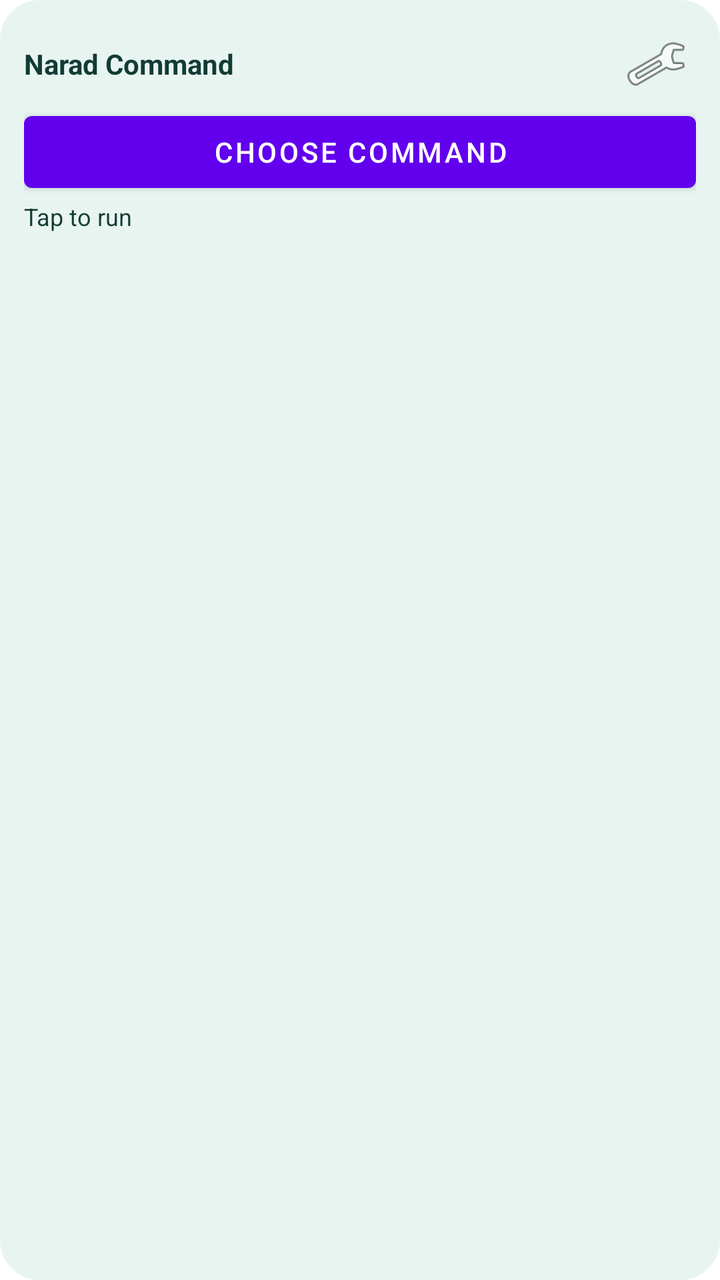
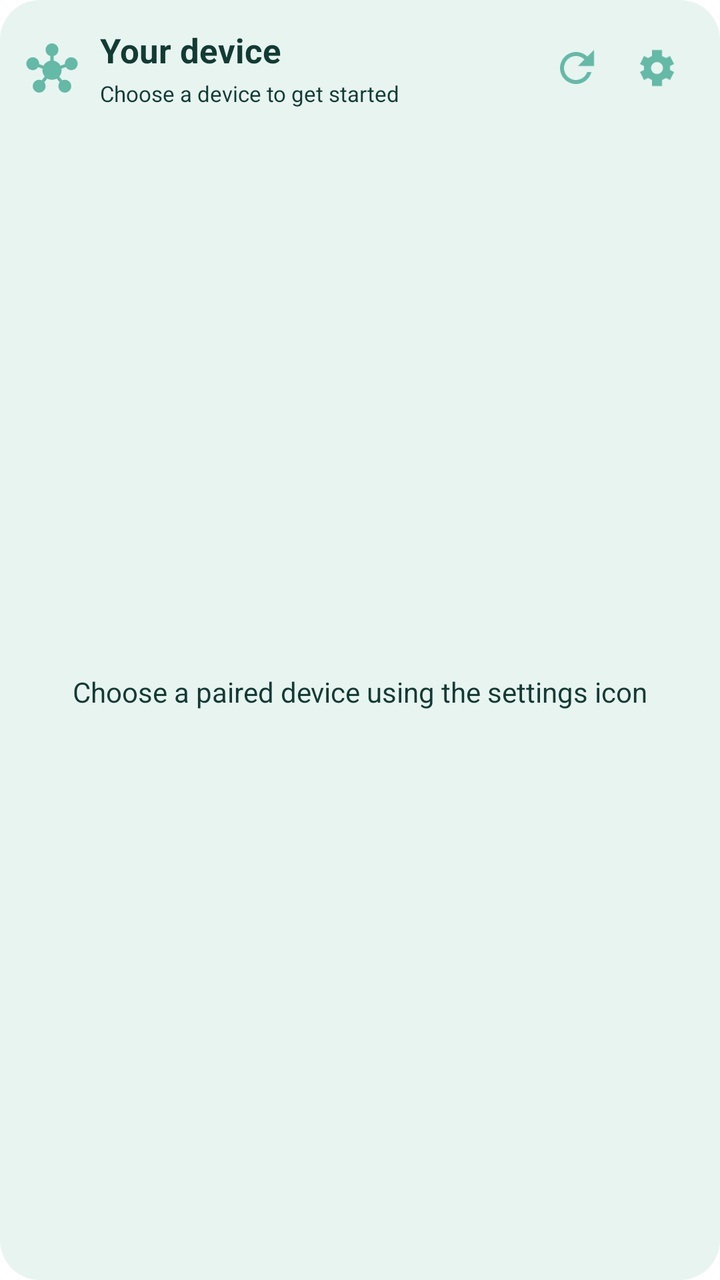

Screens rendered from an Android XML layout before and after an edit, with the pre-edit source and the edit as a unified diff.
<!-- AndroidManifest.xml: fallback theme Theme.MaterialComponents.DayNight.NoActionBar -->
<!-- res/layout/command_widget.xml -->
<LinearLayout xmlns:android="http://schemas.android.com/apk/res/android"
    android:id="@+id/widget_root" android:layout_width="match_parent" android:layout_height="match_parent"
    android:orientation="vertical" android:padding="12dp" android:background="@drawable/widget_background">
    <LinearLayout android:layout_width="match_parent" android:layout_height="wrap_content" android:gravity="center_vertical">
        <TextView android:id="@+id/widget_device" android:layout_width="0dp" android:layout_weight="1" android:layout_height="wrap_content"
            android:text="Narad Command" android:textColor="@color/widget_text" android:maxLines="1" android:ellipsize="end" android:textStyle="bold" />
        <ImageButton android:id="@+id/widget_configure" android:layout_width="40dp" android:layout_height="40dp"
            android:src="@android:drawable/ic_menu_preferences" android:contentDescription="Configure command" android:background="@android:color/transparent" />
    </LinearLayout>
    <Button android:id="@+id/widget_run" android:layout_width="match_parent" android:layout_height="wrap_content"
        android:text="Choose command" android:maxLines="1" android:ellipsize="end" />
    <TextView android:id="@+id/widget_status" android:layout_width="match_parent" android:layout_height="wrap_content"
        android:text="Tap to run" android:textColor="@color/widget_text" android:textSize="12sp" android:maxLines="2" android:ellipsize="end" />
</LinearLayout>
<!-- resources referenced by this layout -->
<resources>
  <color name="widget_text">#123B34</color>
  <!-- drawable widget_background (drawable) -->
  <shape xmlns:android="http://schemas.android.com/apk/res/android"><solid android:color="@color/widget_background"/><corners android:radius="20dp"/></shape>
  <color name="widget_background">#E8F4F0</color>
</resources>

<!-- the commit's change to res/layout/command_widget.xml (unified diff, before → after) -->
@@ -2,13 +2,16 @@
     android:id="@+id/widget_root" android:layout_width="match_parent" android:layout_height="match_parent"
     android:orientation="vertical" android:padding="12dp" android:background="@drawable/widget_background">
     <LinearLayout android:layout_width="match_parent" android:layout_height="wrap_content" android:gravity="center_vertical">
-        <TextView android:id="@+id/widget_device" android:layout_width="0dp" android:layout_weight="1" android:layout_height="wrap_content"
-            android:text="Narad Command" android:textColor="@color/widget_text" android:maxLines="1" android:ellipsize="end" android:textStyle="bold" />
-        <ImageButton android:id="@+id/widget_configure" android:layout_width="40dp" android:layout_height="40dp"
-            android:src="@android:drawable/ic_menu_preferences" android:contentDescription="Configure command" android:background="@android:color/transparent" />
+        <ImageView android:layout_width="28dp" android:layout_height="28dp" android:layout_marginEnd="10dp" android:src="@drawable/ic_narad_notification" android:tint="#64B9A7" android:contentDescription="Narad" />
+        <LinearLayout android:layout_width="0dp" android:layout_height="wrap_content" android:layout_weight="1" android:orientation="vertical">
+            <TextView android:id="@+id/widget_device" android:layout_width="match_parent" android:layout_height="wrap_content" android:text="Your device" android:textColor="@color/widget_text" android:textSize="17sp" android:textStyle="bold" android:maxLines="1" android:ellipsize="end" />
+            <TextView android:id="@+id/widget_status" android:layout_width="match_parent" android:layout_height="wrap_content" android:layout_marginTop="3dp" android:text="Choose a device to get started" android:textColor="@color/widget_text" android:textSize="11sp" android:maxLines="2" android:ellipsize="end" />
+        </LinearLayout>
+        <ImageButton android:id="@+id/widget_refresh" android:layout_width="40dp" android:layout_height="44dp" android:src="@drawable/widget_refresh" android:contentDescription="Refresh connection" android:background="@android:color/transparent" />
+        <ImageButton android:id="@+id/widget_configure" android:layout_width="40dp" android:layout_height="44dp" android:src="@drawable/widget_settings" android:contentDescription="Choose device" android:background="@android:color/transparent" />
     </LinearLayout>
-    <Button android:id="@+id/widget_run" android:layout_width="match_parent" android:layout_height="wrap_content"
-        android:text="Choose command" android:maxLines="1" android:ellipsize="end" />
-    <TextView android:id="@+id/widget_status" android:layout_width="match_parent" android:layout_height="wrap_content"
-        android:text="Tap to run" android:textColor="@color/widget_text" android:textSize="12sp" android:maxLines="2" android:ellipsize="end" />
+    <FrameLayout android:layout_width="match_parent" android:layout_height="0dp" android:layout_weight="1" android:layout_marginTop="8dp">
+        <ListView android:id="@+id/widget_actions" android:layout_width="match_parent" android:layout_height="match_parent" android:divider="@android:color/transparent" android:dividerHeight="3dp" android:scrollbars="vertical" android:cacheColorHint="@android:color/transparent" />
+        <TextView android:id="@+id/widget_empty" android:layout_width="match_parent" android:layout_height="match_parent" android:gravity="center" android:text="Choose a paired device using the settings icon" android:textColor="@color/widget_text" android:padding="12dp" />
+    </FrameLayout>
 </LinearLayout>
<!-- resource entries referenced after the edit -->
@@ -1,8 +1,14 @@
 <!-- resources referenced by this layout -->
 <resources>
   <color name="widget_text">#123B34</color>
+  <!-- drawable ic_narad_notification (drawable) -->
+  <vector xmlns:android="http://schemas.android.com/apk/res/android" android:width="24dp" android:height="24dp" android:viewportWidth="24" android:viewportHeight="24"><group android:scaleX="0.04296875" android:scaleY="-0.04296875" android:translateX="1.0" android:translateY="23.451171875"><path android:fillColor="#FFFFFFFF" android:pathData="M179 124C187 113 192 100 192 85C192 50 163 21 128 21C93 21 64 50 64 85C64 121 93 149 128 149C137 149 146 147 154 144L184 182C165 204 157 233 161 260L118 275C106 257 87 245 64 245C29 245 0 274 0 309C0 345 29 373 64 373C99 373 128 345 128 309C128 308 128 306 128 305L171 290C185 316 210 335 240 340V386C212 393 192 418 192 448C192 483 221 512 256 512C291 512 320 483 320 448C320 418 300 393 272 386V340C302 335 327 316 341 290L384 305C384 306 384 308 384 309C384 345 413 373 448 373C483 373 512 345 512 309C512 274 483 245 448 245C425 245 406 257 394 275L351 260C355 233 348 204 328 181L358 144C366 147 375 149 384 149C419 149 448 121 448 85C448 50 419 21 384 21C349 21 320 50 320 85C320 100 325 113 333 124L303 161C274 145 239 145 209 161L179 124Z"/></group></vector>
   <!-- drawable widget_background (drawable) -->
   <shape xmlns:android="http://schemas.android.com/apk/res/android"><solid android:color="@color/widget_background"/><corners android:radius="20dp"/></shape>
+  <!-- drawable widget_refresh (drawable) -->
+  <vector xmlns:android="http://schemas.android.com/apk/res/android" android:width="24dp" android:height="24dp" android:viewportWidth="24" android:viewportHeight="24"><path android:fillColor="#64B9A7" android:pathData="M17.7,6.3C16.2,4.9 14.2,4 12,4C7.6,4 4,7.6 4,12S7.6,20 12,20C15.7,20 18.8,17.4 19.7,14H17.6C16.8,16.3 14.6,18 12,18C8.7,18 6,15.3 6,12S8.7,6 12,6C13.7,6 15.2,6.7 16.2,7.8L13,11H21V3Z"/></vector>
+  <!-- drawable widget_settings (drawable) -->
+  <vector xmlns:android="http://schemas.android.com/apk/res/android" android:width="24dp" android:height="24dp" android:viewportWidth="24" android:viewportHeight="24"><path android:fillColor="#64B9A7" android:pathData="M19,13V11L21,10L19,6L17,7L15,6V3H10V6L8,7L6,6L4,10L6,11V13L4,14L6,18L8,17L10,18V21H15V18L17,17L19,18L21,14ZM12.5,15A3,3 0,1 1,12.5 9A3,3 0,0 1,12.5 15Z"/></vector>
   <color name="widget_background">#E8F4F0</color>
 </resources>
 
